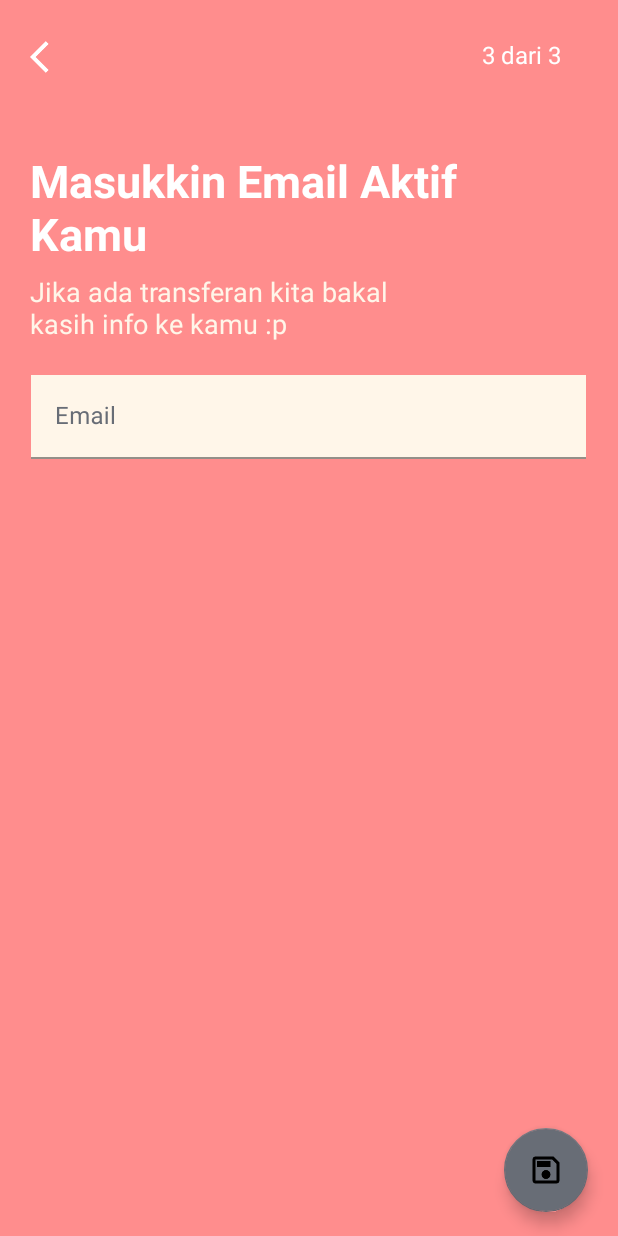
After one commit to JuanNathaniel/Pinkie, an Android app: the fragment Register3 placed in its activity, on a phone screen of 412 x 824 dp. The commit adds this screen. Run offline under Robolectric (Android 15) with nearby library versions, the phone set to English and light mode, and no system bars.

Commit message:
Feature Enhancement: Start App to Register -Page 3

```diff
--- a/app/src/main/java/com/example/pinkiewallet/Register2.kt
+++ b/app/src/main/java/com/example/pinkiewallet/Register2.kt
@@ -80,11 +80,11 @@ class Register2 : Fragment(){
 
         binding.fab.setOnClickListener{
             if (binding.pinInput.text.length == 6){
-//                val register3Fragment = Register3()
-//                val transaction: FragmentTransaction = requireActivity().supportFragmentManager.beginTransaction()
-//                transaction.replace(R.id.fragment_container, register3Fragment)
-//                transaction.addToBackStack(null) // Untuk menambahkan ke back stack, jika diperlukan
-//                transaction.commit()
+                val register3Fragment = Register3()
+                val transaction: FragmentTransaction = requireActivity().supportFragmentManager.beginTransaction()
+                transaction.replace(R.id.fragment_container, register3Fragment)
+                transaction.addToBackStack(null) // Untuk menambahkan ke back stack, jika diperlukan
+                transaction.commit()
                 Toast.makeText(requireContext(), "Bisa nih mantap", Toast.LENGTH_SHORT).show()
             }
         }
--- /dev/null
+++ b/app/src/main/java/com/example/pinkiewallet/Register3.kt
@@ -0,0 +1,91 @@
+package com.example.pinkiewallet
+
+import android.content.Intent
+import android.os.Bundle
+import android.text.Editable
+import android.text.TextWatcher
+import android.view.LayoutInflater
+import android.view.View
+import android.view.ViewGroup
+import android.widget.Toast
+import androidx.core.content.ContextCompat
+import androidx.fragment.app.Fragment
+import androidx.fragment.app.FragmentTransaction
+import com.example.pinkiewallet.databinding.Register3Binding
+
+class Register3 : Fragment(){
+
+    private var _binding: Register3Binding? = null
+    private val binding get() = _binding!!
+
+    override fun onCreateView(
+        inflater: LayoutInflater, container: ViewGroup?,
+        savedInstanceState: Bundle?
+    ): View {
+        _binding = Register3Binding.inflate(inflater, container, false)
+        return binding.root
+    }
+
+    override fun onViewCreated(view: View, savedInstanceState: Bundle?) {
+        super.onViewCreated(view, savedInstanceState)
+
+        binding.backwardButton.setOnClickListener{
+            //do something
+            // Mendapatkan instance dari FragmentManager
+            val fragmentManager = requireActivity().supportFragmentManager
+
+            // Cek apakah ada fragment sebelumnya di dalam back stack
+            if (fragmentManager.backStackEntryCount > 0) {
+                // Navigasi kembali ke fragment sebelumnya
+                fragmentManager.popBackStack()
+            } else {
+                // Tidak ada fragment sebelumnya dalam back stack, bisa tambahkan logika lain jika diperlukan
+            }
+
+            // Hancurkan fragment saat ini
+            fragmentManager.beginTransaction().remove(this).commit()
+        }
+
+        binding.fab.backgroundTintList = ContextCompat.getColorStateList(requireContext(), R.color.grey)
+
+        // Function to validate email format using regex
+        fun isEmailValid(email: String): Boolean {
+            val emailPattern = "[a-zA-Z0-9._%+-]+@[a-zA-Z0-9.-]+\\.[a-zA-Z]{2,}"
+            return email.matches(emailPattern.toRegex())
+        }
+
+        // Add TextWatcher to monitor text input changes
+        binding.textFieldEmail.editText?.addTextChangedListener(object : TextWatcher {
+            override fun beforeTextChanged(s: CharSequence?, start: Int, count: Int, after: Int) {}
+
+            override fun onTextChanged(s: CharSequence?, start: Int, before: Int, count: Int) {
+                val email = binding.textFieldEmail.editText?.text.toString().trim()
+                val colorRes = if (isEmailValid(email)) R.color.teal_200 else R.color.grey
+                binding.fab.backgroundTintList = ContextCompat.getColorStateList(requireContext(), colorRes)
+            }
+
+            override fun afterTextChanged(s: Editable?) {}
+        })
+
+        // Dalam onClickListener Anda
+        binding.fab.setOnClickListener {
+            val email = binding.textFieldEmail.editText?.text.toString().trim()
+
+            if (isEmailValid(email)) {
+                // Email format valid, lakukan proses selanjutnya seperti pindah ke fragment lain
+                val intent = Intent(requireContext(), MainActivity::class.java)
+                startActivity(intent)
+                requireActivity().finish() // Optional, jika ingin menutup current activity setelah navigasi
+            } else {
+                // Email format tidak valid
+                Toast.makeText(requireContext(), "Format email tidak valid", Toast.LENGTH_SHORT).show()
+            }
+        }
+
+    }
+
+    override fun onDestroyView() {
+        super.onDestroyView()
+        _binding = null
+    }
+}
--- /dev/null
+++ b/app/src/main/res/layout/register_3.xml
@@ -0,0 +1,79 @@
+<?xml version="1.0" encoding="utf-8"?>
+<RelativeLayout xmlns:android="http://schemas.android.com/apk/res/android"
+    android:layout_width="match_parent"
+    android:layout_height="match_parent"
+    android:background="@color/pink">
+
+    <ImageButton
+        android:id="@+id/backward_button"
+        android:layout_width="25dp"
+        android:layout_height="25dp"
+        android:src="@drawable/ic_arrow_backward"
+        android:scaleType="fitCenter"
+        android:background="@color/pink"
+        android:layout_marginLeft="20dp"
+        android:layout_marginTop="25dp"/>
+
+    <TextView
+        android:layout_width="wrap_content"
+        android:layout_height="wrap_content"
+        android:text="3 dari 3"
+        android:textColor="@color/white"
+        android:textSize="16dp"
+        android:layout_toRightOf="@+id/backward_button"
+        android:layout_marginLeft="276dp"
+        android:layout_marginTop="25dp" />
+
+    <TextView
+        android:layout_width="wrap_content"
+        android:layout_height="wrap_content"
+        android:layout_marginTop="100dp"
+        android:text="Masukkin Email Aktif\nKamu"
+        android:textSize="30dp"
+        android:textColor="@color/white"
+        android:textStyle="bold"
+        android:layout_marginLeft="20dp" />
+
+    <TextView
+        android:layout_width="250dp"
+        android:layout_height="wrap_content"
+        android:text="Jika ada transferan kita bakal kasih info ke kamu :p"
+        android:textColor="@color/bone"
+        android:layout_marginTop="182dp"
+        android:layout_marginLeft="20dp"
+        android:textSize="18dp" />
+
+    <com.google.android.material.textfield.TextInputLayout
+        android:id="@+id/textFieldEmail"
+        android:layout_width="370dp"
+        android:layout_height="wrap_content"
+        android:layout_marginTop="250dp"
+        android:layout_centerHorizontal="true"
+        android:hint="Email"
+        android:textColorHint="@color/grey" >
+
+        <com.google.android.material.textfield.TextInputEditText
+            android:layout_width="match_parent"
+            android:layout_height="wrap_content"
+            android:background="@color/bone"
+            android:textColor="@color/grey" />
+
+    </com.google.android.material.textfield.TextInputLayout>
+
+
+    <com.google.android.material.floatingactionbutton.FloatingActionButton
+        android:id="@+id/fab"
+        android:layout_width="350dp"
+        android:layout_height="wrap_content"
+        android:layout_alignParentEnd="true"
+        android:layout_alignParentBottom="true"
+        android:layout_marginStart="16dp"
+        android:layout_marginTop="16dp"
+        android:layout_marginEnd="20dp"
+        android:layout_marginBottom="16dp"
+        android:src="@drawable/ic_save"
+        android:tint="@color/white"
+        android:contentDescription="ButtonLanjutPage" />
+
+
+</RelativeLayout>
```
Also changed, not shown: app/src/main/java/com/example/pinkiewallet/StartFragment.kt (+12 -0 lines), app/src/main/res/layout/fragment_start.xml (+7 -0 lines), app/src/main/res/drawable/ic_save.png (added), 1 other file.
